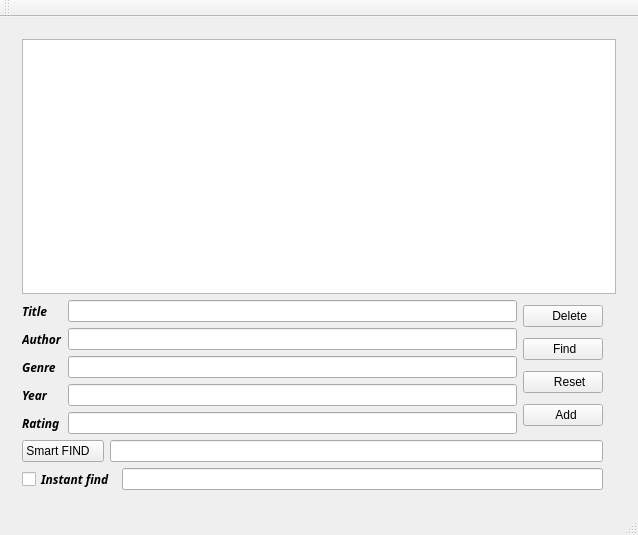
Before: the Qt Designer form mainwindow.ui in sapr-bntu/books, drawn with Qt 5.
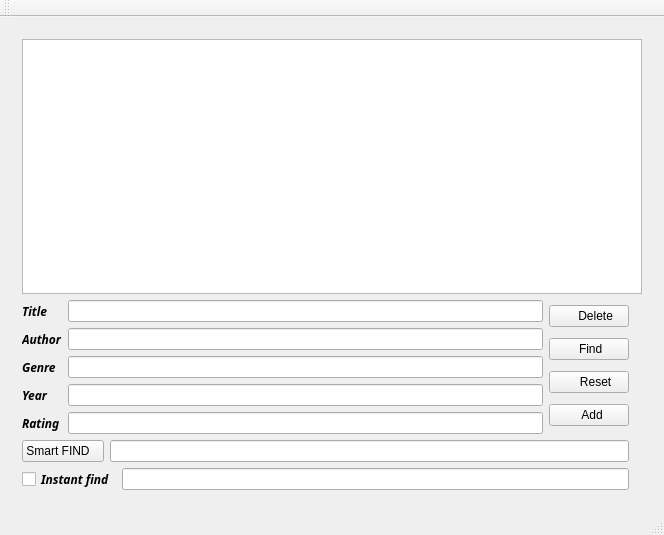
After: the same form once the commit is applied. The open tabs and pages were chosen to show the change. Icons and pictures are not drawn.

Commit message: звездочки + удаление

The edit to the form file:
```diff
--- a/mainwindow.ui
+++ b/mainwindow.ui
@@ -6,7 +6,7 @@
    <rect>
     <x>0</x>
     <y>0</y>
-    <width>638</width>
+    <width>664</width>
     <height>535</height>
    </rect>
   </property>
```
Left out of the diff: 6 changed lines with no effect on the pictures. The commit also changes 2 other files.
